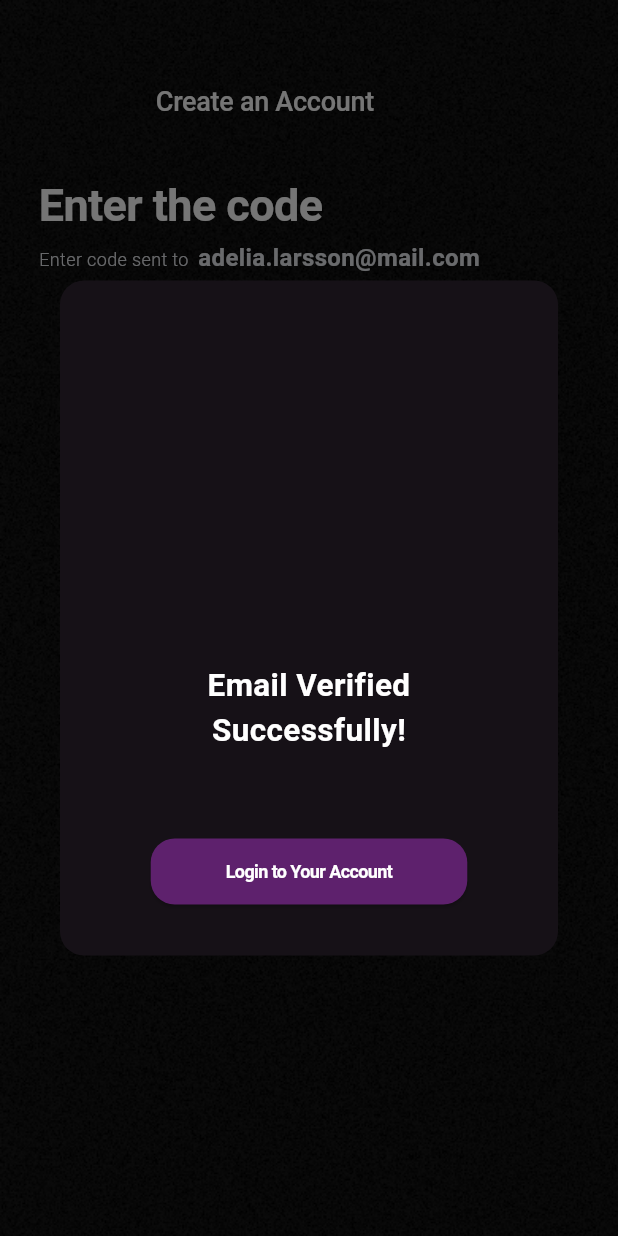
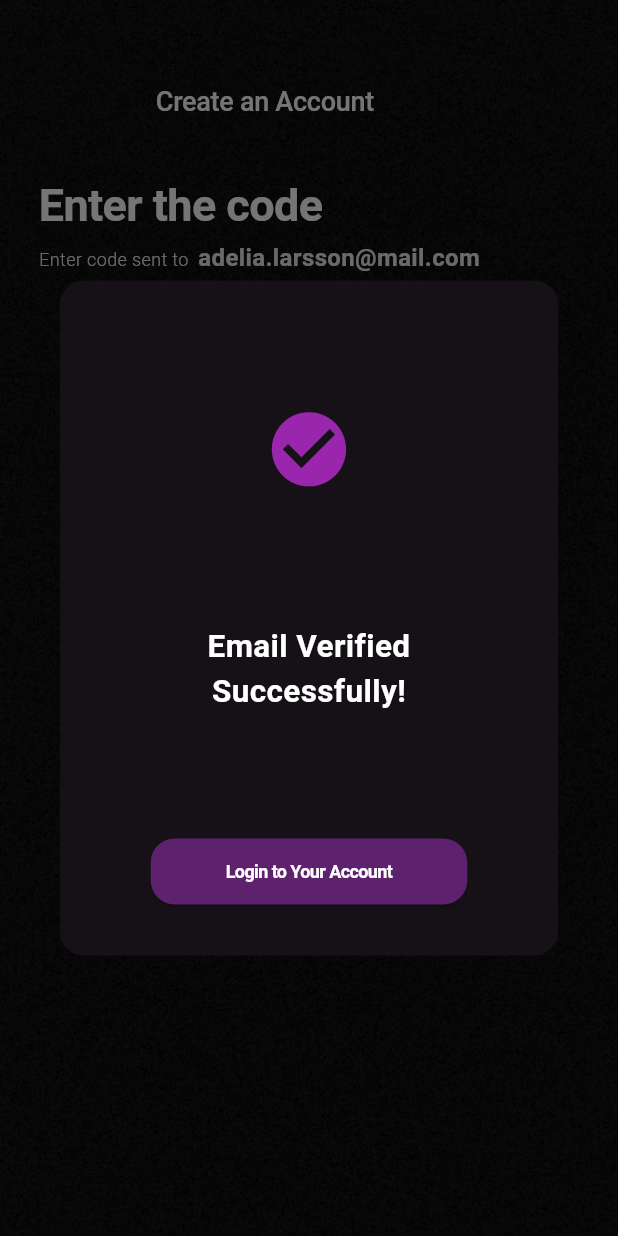
Before and after one commit to Stagcode-Hub/alex-grant-ai-mobile, a Flutter app: the OtpState screen opened directly, after a tap on "Next", on a phone screen of 412 x 824 dp. Run offline on Flutter 3.47's test engine with Material 3 defaults, Android fonts, the phone set to English and light mode, and no system bars; Roboto replaces fonts that are missing (Euclid Circular A).

Commit message:
login screen added

```diff
--- a/alex_grant_ai/lib/screens/otp.dart
+++ b/alex_grant_ai/lib/screens/otp.dart
@@ -1,5 +1,7 @@
-import 'dart:async'; // Add this import at the top of your file
+import 'dart:async';
 import 'package:flutter/material.dart';
+
+import 'login.dart';
 
 class Otp extends StatelessWidget {
   const Otp({super.key});
@@ -7,12 +9,12 @@ class Otp extends StatelessWidget {
   @override
   Widget build(BuildContext context) {
     return MaterialApp(
-      debugShowCheckedModeBanner: false, // Remove the debug banner
+      debugShowCheckedModeBanner: false,
       theme: ThemeData.dark().copyWith(
         scaffoldBackgroundColor: const Color.fromARGB(255, 18, 32, 47),
       ),
       home: Scaffold(
-        body: SingleChildScrollView( // Wrap the content with SingleChildScrollView
+        body: SingleChildScrollView(
           child: OtpState(),
         ),
       ),
@@ -29,82 +31,73 @@ class OtpState extends StatefulWidget {
 
 class _OtpState extends State<OtpState> {
   final TextEditingController passwordController = TextEditingController();
-  bool _isPasswordVisible = false; // Track password visibility
-  int _timeRemaining = 45; // Starting time for countdown
-  late Timer _timer;
+  bool _isPasswordVisible = false;
+  int _timeRemaining = 45;
+  Timer? _timer; // Make _timer nullable to handle initialization safely
   final List<TextEditingController> otpControllers = List.generate(4, (_) => TextEditingController());
   final List<FocusNode> focusNodes = List.generate(4, (_) => FocusNode());
-
 
   @override
   void initState() {
     super.initState();
-    // Start the timer when the widget is initialized
     _startTimer();
   }
 
   void _startTimer() {
-    // If there's an existing timer, cancel it before starting a new one
-    _timer?.cancel();
-
-    // Start the timer
-    _timer = Timer.periodic(Duration(seconds: 1), (Timer timer) {
+    _timer?.cancel(); // Cancel any existing timer before starting a new one
+    _timer = Timer.periodic(const Duration(seconds: 1), (Timer timer) {
       setState(() {
         if (_timeRemaining > 0) {
-          _timeRemaining--; // Decrement the timer every second
+          _timeRemaining--;
         } else {
-          _timer?.cancel(); // Stop the timer when it reaches 0
+          timer.cancel();
         }
       });
     });
   }
 
   void _onChanged(String value, int index) {
-    // Move to the next field if the current field is filled
     if (value.isNotEmpty && index < otpControllers.length - 1) {
       FocusScope.of(context).requestFocus(focusNodes[index + 1]);
-    }
-    // Optionally, go back to the previous field if the current field is empty
-    else if (value.isEmpty && index > 0) {
+    } else if (value.isEmpty && index > 0) {
       FocusScope.of(context).requestFocus(focusNodes[index - 1]);
     }
   }
-  // Function to handle OTP resend and show Snackbar
+
   void _resendOtp() {
     setState(() {
-      _timeRemaining = 45; // Reset timer when OTP is resent
+      _timeRemaining = 45;
     });
-    _startTimer(); // Restart the timer
+    _startTimer();
 
-    // Show Snackbar indicating OTP resend with custom styling
     ScaffoldMessenger.of(context).showSnackBar(
       SnackBar(
         content: Row(
           children: [
             Image.asset(
-              'assets/images/Tick.png',  // Path to your image
-              width: 24,  // Width of the image
-              height: 24,  // Height of the image
+              'assets/images/Tick.png',
+              width: 24,
+              height: 24,
             ),
-            SizedBox(width: 8), // Space between the image and the text
-            Expanded( // Use Expanded to allow text to wrap properly
+            const SizedBox(width: 8),
+            Expanded(
               child: Text(
                 'The OTP has been resent',
-                style: TextStyle(
+                style: const TextStyle(
                   color: Colors.white,
                   fontSize: 14,
                   fontFamily: 'Euclid Circular A',
                   fontWeight: FontWeight.w600,
                 ),
-                overflow: TextOverflow.ellipsis, // Avoid overflow if the text is too long
+                overflow: TextOverflow.ellipsis,
               ),
             ),
           ],
         ),
-        backgroundColor: Color(0xFF15A336), // Fully opaque green color
-        duration: Duration(seconds: 2),
+        backgroundColor: const Color(0xFF15A336),
+        duration: const Duration(seconds: 2),
         behavior: SnackBarBehavior.floating,
-        margin: EdgeInsets.only(bottom: 80, left: 20, right: 20), // Adjusted margin for better placement
+        margin: const EdgeInsets.only(bottom: 80, left: 20, right: 20),
         shape: RoundedRectangleBorder(
           borderRadius: BorderRadius.circular(8),
         ),
@@ -112,28 +105,25 @@ class _OtpState extends State<OtpState> {
     );
   }
 
-
-
-
   @override
   void dispose() {
-    _timer.cancel(); // Cancel the timer when the widget is disposed
+    _timer?.cancel(); // Safely cancel the timer
     for (var controller in otpControllers) {
-      controller.dispose(); // Dispose of OTP controllers
+      controller.dispose();
     }
     for (var focusNode in focusNodes) {
-      focusNode.dispose(); // Dispose of FocusNodes
+      focusNode.dispose();
     }
     super.dispose();
   }
+
   @override
   Widget build(BuildContext context) {
-    return Scaffold( // Keep Material here for transparent background
-
+    return Scaffold(
       body: SingleChildScrollView(
         child: Material(
           color: Colors.transparent,
-          child: Column(  // Column expects a list of children
+          child: Column(
             children: [
               Container(
                 width: MediaQuery.of(context).size.width, // Full width of the screen
@@ -372,6 +362,7 @@ class _OtpState extends State<OtpState> {
                             ),
                             child: InkWell(
                               onTap: () {
+
                                 print('Button clicked!');
                                 // Add your onTap logic here
                                 _showOtpVerifiedSuccessfullyModal(context);
@@ -407,6 +398,9 @@ class _OtpState extends State<OtpState> {
     );
   }
 }
+
+
+
 void _showOtpVerifiedSuccessfullyModal(BuildContext context) {
   showDialog(
     context: context,
@@ -426,15 +420,15 @@ void _showOtpVerifiedSuccessfullyModal(BuildContext context) {
               ),
             ),
             child: Column(
-
               mainAxisSize: MainAxisSize.max,
               mainAxisAlignment: MainAxisAlignment.spaceBetween, // Space between text and button
               crossAxisAlignment: CrossAxisAlignment.center,
               children: [
-                const SizedBox(height: 200), // Add space on top of the text
+                const SizedBox(height: 20), // Add space on top of the animated checkmark
+                AnimatedCheckmark(), // Add the animated checkmark here
+                const SizedBox(height: 20), // Add space below the checkmark
                 SizedBox(
                   width: 240,
-
                   child: Text(
                     'Email Verified Successfully!',
                     textAlign: TextAlign.center,
@@ -451,7 +445,9 @@ void _showOtpVerifiedSuccessfullyModal(BuildContext context) {
                 ElevatedButton(
                   onPressed: () {
                     Navigator.of(context).pop(); // Close the modal
-                    // _showConfirmEmailModal(context);
+                    Navigator.of(context).pushReplacement(
+                      MaterialPageRoute(builder: (context) => const LoginScreen()), // Navigate to the Login screen
+                    );
                   },
                   style: ElevatedButton.styleFrom(
                     backgroundColor: Color(0xFF5E216D), // Set background color here
@@ -483,3 +479,59 @@ void _showOtpVerifiedSuccessfullyModal(BuildContext context) {
     },
   );
 }
+
+class AnimatedCheckmark extends StatefulWidget {
+  @override
+  _AnimatedCheckmarkState createState() => _AnimatedCheckmarkState();
+}
+
+class _AnimatedCheckmarkState extends State<AnimatedCheckmark>
+    with SingleTickerProviderStateMixin {
+  late AnimationController _controller;
+  late Animation<double> _scaleAnimation;
+  late Animation<double> _opacityAnimation;
+
+  @override
+  void initState() {
+    super.initState();
+    _controller = AnimationController(
+      duration: const Duration(seconds: 1),
+      vsync: this,
+    )..repeat(reverse: true); // Repeat the animation
+
+    _scaleAnimation = Tween<double>(begin: 0.8, end: 1.2).animate(
+      CurvedAnimation(
+        parent: _controller,
+        curve: Curves.easeInOut,
+      ),
+    );
+
+    _opacityAnimation = Tween<double>(begin: 0.0, end: 1.0).animate(
+      CurvedAnimation(
+        parent: _controller,
+        curve: Curves.easeInOut,
+      ),
+    );
+  }
+
+  @override
+  void dispose() {
+    _controller.dispose();
+    super.dispose();
+  }
+
+  @override
+  Widget build(BuildContext context) {
+    return ScaleTransition(
+      scale: _scaleAnimation,
+      child: FadeTransition(
+        opacity: _opacityAnimation,
+        child: Icon(
+          Icons.check_circle,
+          color: Colors.purple,
+          size: 50, // Adjust the size of the checkmark
+        ),
+      ),
+    );
+  }
+}
--- a/alex_grant_ai/lib/screens/splash_screen.dart
+++ b/alex_grant_ai/lib/screens/splash_screen.dart
@@ -13,7 +13,7 @@ class _SplashScreenState extends State<SplashScreen> {
     super.initState();
 
     // Navigate to HomeScreen after 3 seconds
-    Future.delayed(Duration(seconds: 3), () {
+    Future.delayed(Duration(seconds: 5), () {
       Navigator.pushReplacement(
         context,
         MaterialPageRoute(builder: (context) => HomeScreen()), // Replace with your next screen
```
Also changed, not shown: alex_grant_ai/lib/screens/login.dart (added, +290 -0 lines), alex_grant_ai/lib/screens/sign_up.dart (+10 -7 lines), alex_grant_ai/lib/screens/password.dart (indentation only), alex_grant_ai/pubspec.lock, 1 other file.
